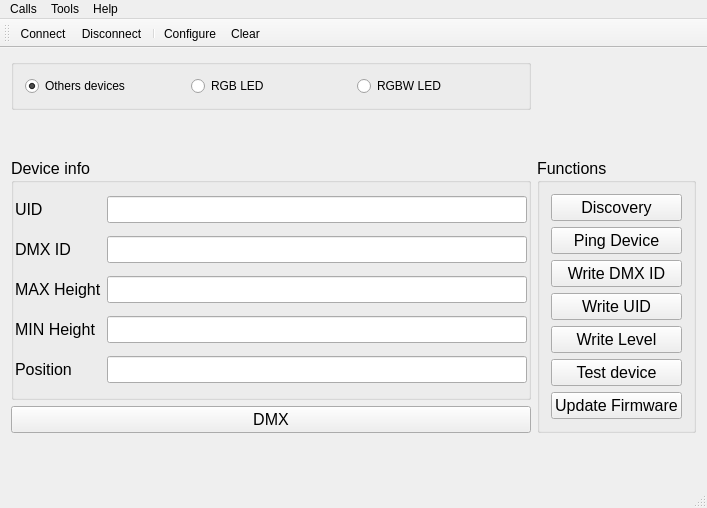
Before: the Qt Designer form AG/AG/mainwindow.ui in chagtraife/bump_AG, drawn with Qt 5.
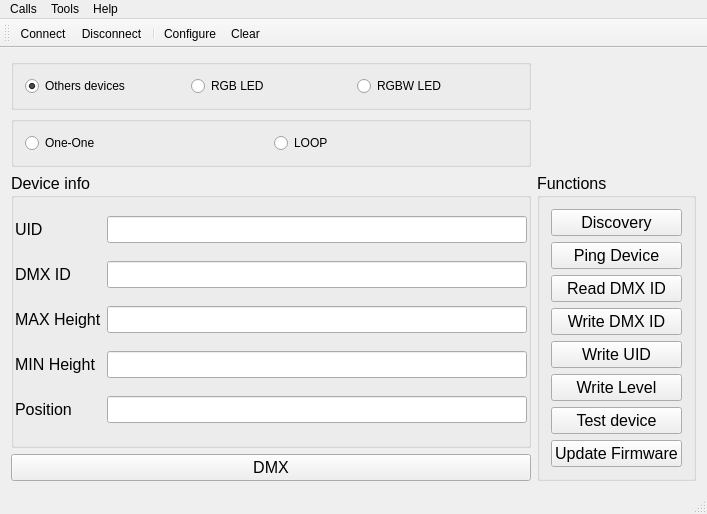
After: the same form once the commit is applied. Icons and pictures are not drawn.

What changed in the file:
```diff
--- a/AG/AG/mainwindow.ui
+++ b/AG/AG/mainwindow.ui
@@ -19,20 +19,7 @@
   </property>
   <widget class="QWidget" name="centralWidget">
    <layout class="QGridLayout" name="gridLayout">
-    <item row="5" column="0">
-     <spacer name="verticalSpacer_2">
-      <property name="orientation">
-       <enum>Qt::Vertical</enum>
-      </property>
-      <property name="sizeHint" stdset="0">
-       <size>
-        <width>20</width>
-        <height>40</height>
-       </size>
-      </property>
-     </spacer>
-    </item>
-    <item row="2" column="1" rowspan="3">
+    <item row="3" column="1" rowspan="3">
      <widget class="QGroupBox" name="Functions">
       <property name="font">
        <font>
@@ -62,6 +49,13 @@
          </property>
         </widget>
        </item>
+       <item>
+        <widget class="QPushButton" name="BtnReadDMXID">
+         <property name="text">
+          <string>Read DMX ID</string>
+         </property>
+        </widget>
+       </item>
        <item>
         <widget class="QPushButton" name="BtnWrDMXID">
          <property name="font">
@@ -128,6 +122,31 @@
       </layout>
      </widget>
     </item>
+    <item row="5" column="0">
+     <widget class="QPushButton" name="BtnDMXConsole">
+      <property name="font">
+       <font>
+        <pointsize>12</pointsize>
+       </font>
+      </property>
+      <property name="text">
+       <string>DMX</string>
+      </property>
+     </widget>
+    </item>
+    <item row="2" column="0">
+     <spacer name="verticalSpacer">
+      <property name="orientation">
+       <enum>Qt::Vertical</enum>
+      </property>
+      <property name="sizeHint" stdset="0">
+       <size>
+        <width>20</width>
+        <height>40</height>
+       </size>
+      </property>
+     </spacer>
+    </item>
     <item row="0" column="1">
      <widget class="QLabel" name="lb_ConnectIcon">
       <property name="maximumSize">
@@ -147,17 +166,18 @@
       </property>
      </widget>
     </item>
-    <item row="4" column="0">
-     <widget class="QPushButton" name="BtnDMXConsole">
-      <property name="font">
-       <font>
-        <pointsize>12</pointsize>
-       </font>
+    <item row="6" column="0">
+     <spacer name="verticalSpacer_2">
+      <property name="orientation">
+       <enum>Qt::Vertical</enum>
       </property>
-      <property name="text">
-       <string>DMX</string>
+      <property name="sizeHint" stdset="0">
+       <size>
+        <width>20</width>
+        <height>40</height>
+       </size>
       </property>
-     </widget>
+     </spacer>
     </item>
     <item row="0" column="0">
      <widget class="QGroupBox" name="groupBox_2">
@@ -195,20 +215,7 @@
       </layout>
      </widget>
     </item>
-    <item row="1" column="0">
-     <spacer name="verticalSpacer">
-      <property name="orientation">
-       <enum>Qt::Vertical</enum>
-      </property>
-      <property name="sizeHint" stdset="0">
-       <size>
-        <width>20</width>
-        <height>40</height>
-       </size>
-      </property>
-     </spacer>
-    </item>
-    <item row="2" column="0" rowspan="2">
+    <item row="3" column="0" rowspan="2">
      <widget class="QGroupBox" name="groupBox">
       <property name="font">
        <font>
@@ -313,6 +320,29 @@
       </layout>
      </widget>
     </item>
+    <item row="1" column="0">
+     <widget class="QGroupBox" name="gboptionRGB">
+      <property name="title">
+       <string/>
+      </property>
+      <layout class="QHBoxLayout" name="horizontalLayout_2">
+       <item>
+        <widget class="QRadioButton" name="rdOneOne">
+         <property name="text">
+          <string>One-One</string>
+         </property>
+        </widget>
+       </item>
+       <item>
+        <widget class="QRadioButton" name="rdLoop">
+         <property name="text">
+          <string>LOOP</string>
+         </property>
+        </widget>
+       </item>
+      </layout>
+     </widget>
+    </item>
    </layout>
   </widget>
   <widget class="QMenuBar" name="menuBar">
```
